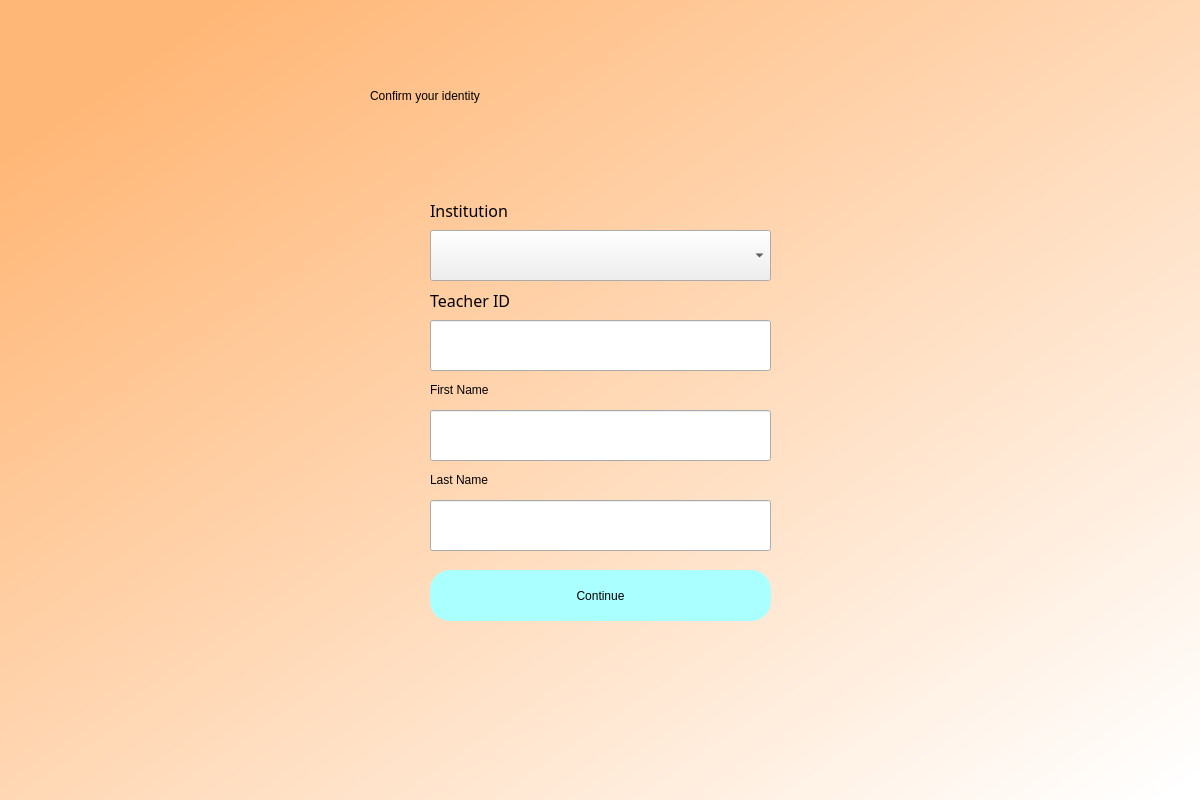
The window that teacher.ui (cnTalon/READ) describes before a commit, drawn with Qt 5.
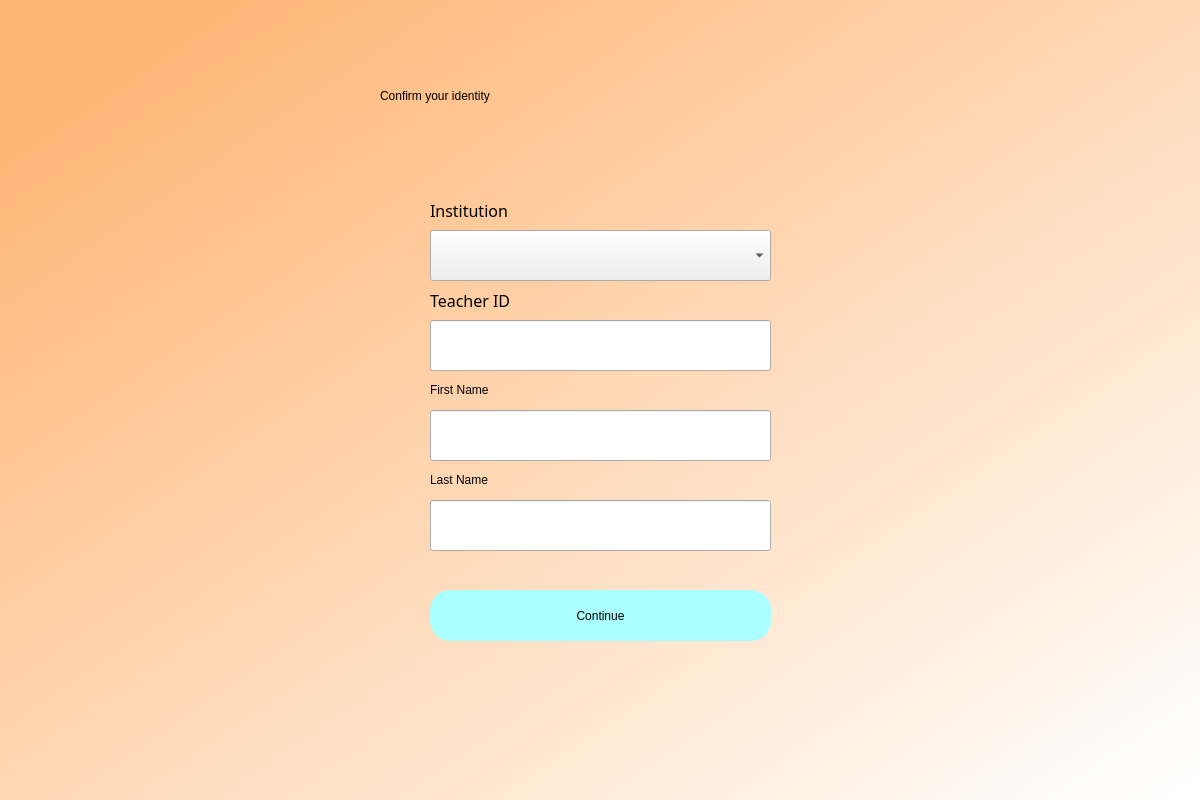
The same window after the commit.

Commit message: created admin & home ui

The edit to the form file:
```diff
--- a/teacher.ui
+++ b/teacher.ui
@@ -24,13 +24,13 @@
    </property>
    <property name="styleSheet">
     <string notr="true">QWidget#bgwidget{
-background-color:qlineargradient(spread:pad, x1:0.091, y1:0.101636, x2:0.991379, y2:0.977, stop:0 rgba(255, 183, 119), stop:1 rgba(255, 255, 255, 255));}
+background-color:qlineargradient(spread:pad, x1:0.091, y1:0.101636, x2:0.991379, y2:0.977, stop:0 rgb(255, 183, 119), stop:1 rgba(255, 255, 255, 255));}
 </string>
    </property>
    <widget class="QLabel" name="label">
     <property name="geometry">
      <rect>
-      <x>370</x>
+      <x>380</x>
       <y>60</y>
       <width>451</width>
       <height>71</height>
@@ -47,7 +47,7 @@
     <property name="geometry">
      <rect>
       <x>430</x>
-      <y>570</y>
+      <y>590</y>
       <width>341</width>
       <height>51</height>
      </rect>
@@ -239,6 +239,23 @@
      </property>
     </item>
    </widget>
+   <widget class="QLabel" name="errorMsg">
+    <property name="geometry">
+     <rect>
+      <x>430</x>
+      <y>560</y>
+      <width>341</width>
+      <height>16</height>
+     </rect>
+    </property>
+    <property name="styleSheet">
+     <string notr="true">
+font: 10pt &quot;DengXian&quot;; color: rgb(255, 0, 0)</string>
+    </property>
+    <property name="text">
+     <string/>
+    </property>
+   </widget>
   </widget>
  </widget>
  <resources>
```
Left out of the diff: 5 changed lines with no effect on the pictures. The commit also changes 6 other files.
